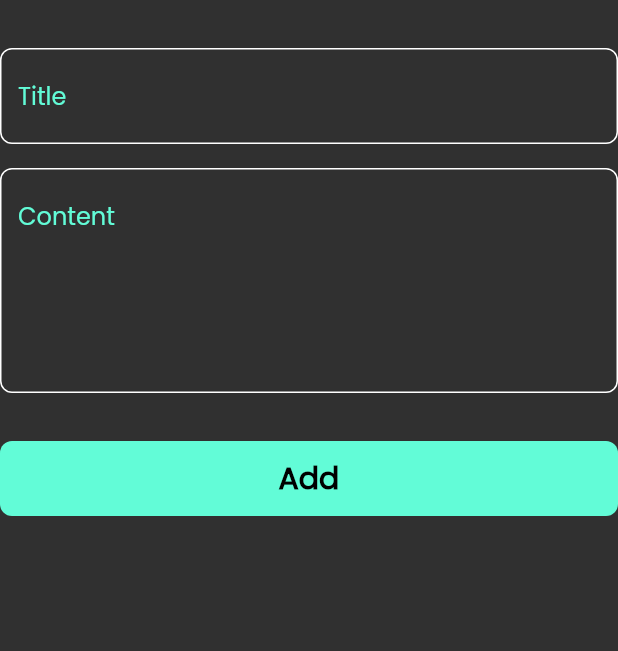
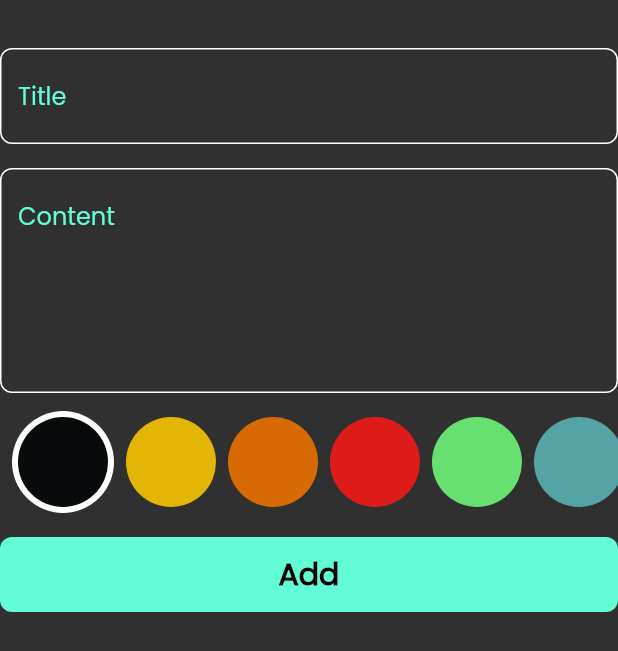
Before and after one commit to ahhmedsafwat/note_app, a Flutter app: the AddNoteForm widget shown alone on an empty page, opened directly, on a phone screen of 412 x 824 dp. Shown: the top 651 px of the screen. Run offline on Flutter 3.47's test engine with Material 2 defaults, Android fonts, the phone set to English and light mode, and no system bars; our stand-ins replace bloc, flutter_bloc, font_awesome_flutter, hive, hive_flutter, modal_progress_hud_nsn; accounts and stored records are empty.

Commit message:
color list view

```diff
--- a/lib/views/widgets/add_note_form.dart
+++ b/lib/views/widgets/add_note_form.dart
@@ -1,9 +1,12 @@
+import "dart:io";
+
 import "package:flutter/material.dart";
 import "package:flutter_bloc/flutter_bloc.dart";
 import "package:intl/intl.dart";
 import "package:note_app/cubit/add_note_cubit/add_note_cubit.dart";
 import "package:note_app/models/note_model.dart";
 
+import "color_listview.dart";
 import 'custom_button.dart';
 import "custom_text_field.dart";
 
@@ -48,7 +51,11 @@ class _AddNoteFormState extends State<AddNoteForm> {
             maxlines: 5,
           ),
           const SizedBox(
-            height: 32,
+            height: 8,
+          ),
+          const ColorListView(),
+          const SizedBox(
+            height: 12,
           ),
           CustomButton(
             onTap: () {
--- /dev/null
+++ b/lib/views/widgets/color_item.dart
@@ -0,0 +1,23 @@
+import 'package:flutter/material.dart';
+
+class ColorItem extends StatelessWidget {
+  const ColorItem({super.key, this.isActive = false, required this.color});
+  final bool isActive;
+  final color;
+  @override
+  Widget build(BuildContext context) {
+    return isActive
+        ? CircleAvatar(
+            radius: 34,
+            backgroundColor: Colors.white,
+            child: CircleAvatar(
+              backgroundColor: color,
+              radius: 30,
+            ),
+          )
+        : CircleAvatar(
+            backgroundColor: color,
+            radius: 30,
+          );
+  }
+}
--- /dev/null
+++ b/lib/views/widgets/color_listview.dart
@@ -0,0 +1,47 @@
+import 'package:flutter/material.dart';
+
+import 'color_item.dart';
+
+class ColorListView extends StatefulWidget {
+  const ColorListView({super.key});
+
+  @override
+  State<ColorListView> createState() => _ColorListViewState();
+}
+
+class _ColorListViewState extends State<ColorListView> {
+  List<Color> colors = const [
+    Color(0xff080b0c),
+    Color(0xffE3B505),
+    Color(0xffD76A03),
+    Color(0xffDD1C1A),
+    Color(0xff67E071),
+    Color(0xff56a3a6),
+    Color(0xff2B784C),
+    Color(0xff084A5E),
+    Color(0xff801A86),
+    Color(0xff730377),
+  ];
+  int currentIndex = 0;
+  Widget build(BuildContext context) {
+    return SizedBox(
+      height: 76,
+      child: ListView.builder(
+        itemCount: colors.length,
+        scrollDirection: Axis.horizontal,
+        itemBuilder: (context, index) => Padding(
+          padding: const EdgeInsets.only(left: 8.0),
+          child: GestureDetector(
+              onTap: () {
+                currentIndex = index;
+                setState(() {});
+              },
+              child: ColorItem(
+                isActive: currentIndex == index,
+                color: colors[index],
+              )),
+        ),
+      ),
+    );
+  }
+}
```
